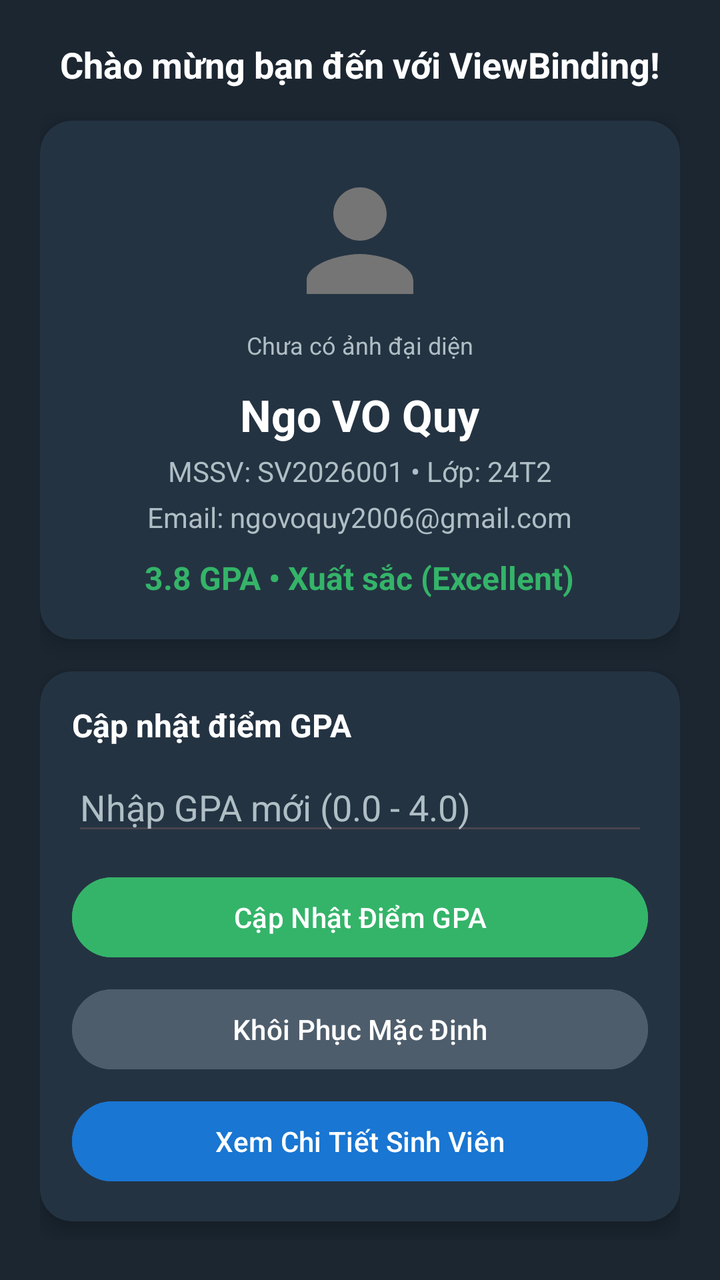
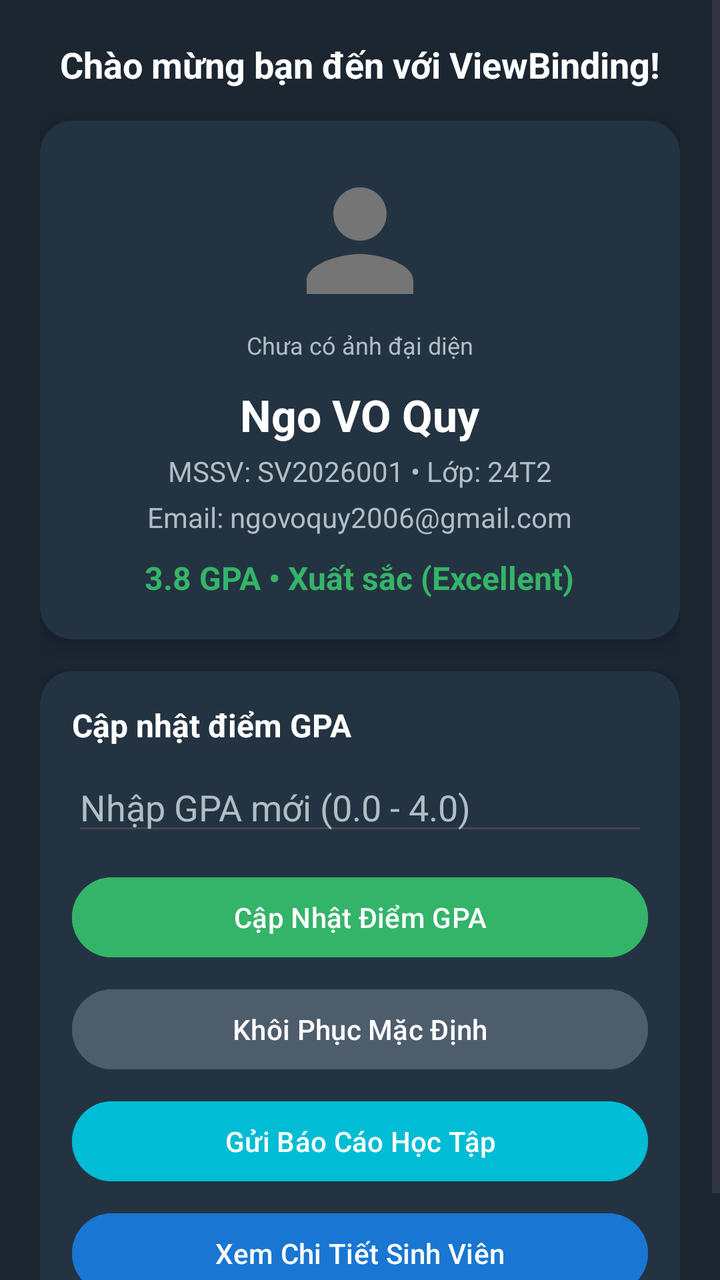

Screens rendered from an Android XML layout before and after an edit, with the pre-edit source and the edit as a unified diff.
<!-- AndroidManifest.xml: application theme Theme.StudentProfile -->
<!-- res/layout/activity_main.xml -->
<?xml version="1.0" encoding="utf-8"?>
<ScrollView xmlns:android="http://schemas.android.com/apk/res/android"
    xmlns:app="http://schemas.android.com/apk/res-auto"
    xmlns:tools="http://schemas.android.com/tools"
    android:id="@+id/main"
    android:layout_width="match_parent"
    android:layout_height="match_parent"
    android:background="@color/bg_app"
    android:fillViewport="true"
    tools:context=".MainActivity">

    <LinearLayout
        android:layout_width="match_parent"
        android:layout_height="wrap_content"
        android:orientation="vertical"
        android:padding="20dp">

        
        <TextView
            android:id="@+id/tvWelcome"
            android:layout_width="wrap_content"
            android:layout_height="wrap_content"
            android:layout_gravity="center_horizontal"
            android:layout_marginBottom="16dp"
            android:text="Chào mừng bạn đến với ViewBinding!"
            android:textColor="@color/white"
            android:textSize="18sp"
            android:textStyle="bold" />

        
        <androidx.cardview.widget.CardView
            android:layout_width="match_parent"
            android:layout_height="wrap_content"
            app:cardBackgroundColor="@color/card_bg"
            app:cardCornerRadius="16dp"
            app:cardElevation="6dp">

            <LinearLayout
                android:layout_width="match_parent"
                android:layout_height="wrap_content"
                android:gravity="center"
                android:orientation="vertical"
                android:padding="20dp">

                <ImageView
                    android:id="@+id/imgAvatar"
                    android:layout_width="80dp"
                    android:layout_height="80dp"
                    android:contentDescription="Avatar"
                    android:src="@drawable/ic_default_avatar" />

                <TextView
                    android:id="@+id/tvAvatarStatus"
                    android:layout_width="wrap_content"
                    android:layout_height="wrap_content"
                    android:layout_marginTop="4dp"
                    android:text="Chưa có ảnh đại diện"
                    android:textColor="@color/text_secondary"
                    android:textSize="12sp" />

                <TextView
                    android:id="@+id/tvStudentName"
                    android:layout_width="wrap_content"
                    android:layout_height="wrap_content"
                    android:layout_marginTop="12dp"
                    android:text="Ngo VO Quy"
                    android:textColor="@color/white"
                    android:textSize="22sp"
                    android:textStyle="bold" />

                <TextView
                    android:id="@+id/tvStudentDetails"
                    android:layout_width="wrap_content"
                    android:layout_height="wrap_content"
                    android:layout_marginTop="4dp"
                    android:text="MSSV: SV2026001 • Lớp: 24T2"
                    android:textColor="@color/text_secondary"
                    android:textSize="14sp" />

                <TextView
                    android:id="@+id/tvStudentEmail"
                    android:layout_width="wrap_content"
                    android:layout_height="wrap_content"
                    android:layout_marginTop="4dp"
                    android:text="Email: ngovoquy2006@gmail.com"
                    android:textColor="@color/text_secondary"
                    android:textSize="14sp" />

                <TextView
                    android:id="@+id/tvGpaBadge"
                    android:layout_width="wrap_content"
                    android:layout_height="wrap_content"
                    android:layout_marginTop="10dp"
                    android:text="3.8 GPA • Xuất sắc (Excellent)"
                    android:textColor="@color/btn_update"
                    android:textSize="16sp"
                    android:textStyle="bold" />

            </LinearLayout>
        </androidx.cardview.widget.CardView>

        
        <androidx.cardview.widget.CardView
            android:layout_width="match_parent"
            android:layout_height="wrap_content"
            android:layout_marginTop="16dp"
            app:cardBackgroundColor="@color/card_bg"
            app:cardCornerRadius="16dp"
            app:cardElevation="6dp">

            <LinearLayout
                android:layout_width="match_parent"
                android:layout_height="wrap_content"
                android:orientation="vertical"
                android:padding="16dp">

                <TextView
                    android:layout_width="wrap_content"
                    android:layout_height="wrap_content"
                    android:text="Cập nhật điểm GPA"
                    android:textColor="@color/white"
                    android:textSize="16sp"
                    android:textStyle="bold" />

                <EditText
                    android:id="@+id/edtGpaInput"
                    android:layout_width="match_parent"
                    android:layout_height="wrap_content"
                    android:layout_marginTop="8dp"
                    android:hint="Nhập GPA mới (0.0 - 4.0)"
                    android:inputType="numberDecimal"
                    android:textColor="@color/white"
                    android:textColorHint="@color/text_secondary" />

                <TextView
                    android:id="@+id/tvPreviewRanking"
                    android:layout_width="wrap_content"
                    android:layout_height="wrap_content"
                    android:layout_marginTop="4dp"
                    android:text="Dự kiến: Xuất sắc (Excellent)"
                    android:textColor="@color/preview_blue"
                    android:textSize="14sp"
                    android:visibility="gone" />

                <Button
                    android:id="@+id/btnUpdateGpa"
                    android:layout_width="match_parent"
                    android:layout_height="wrap_content"
                    android:layout_marginTop="12dp"
                    android:backgroundTint="@color/btn_update"
                    android:text="Cập Nhật Điểm GPA"
                    android:textColor="@color/white" />

                <Button
                    android:id="@+id/btnReset"
                    android:layout_width="match_parent"
                    android:layout_height="wrap_content"
                    android:layout_marginTop="8dp"
                    android:backgroundTint="@color/btn_reset"
                    android:text="Khôi Phục Mặc Định"
                    android:textColor="@color/white" />

                <ProgressBar
                    android:id="@+id/progressBar"
                    android:layout_width="wrap_content"
                    android:layout_height="wrap_content"
                    android:layout_gravity="center_horizontal"
                    android:layout_marginTop="12dp"
                    android:visibility="gone" />

                <Button
                    android:id="@+id/btnUpdate"
                    android:layout_width="match_parent"
                    android:layout_height="wrap_content"
                    android:layout_marginTop="8dp"
                    android:backgroundTint="#1976D2"
                    android:text="Xem Chi Tiết Sinh Viên"
                    android:textColor="@color/white" />

            </LinearLayout>
        </androidx.cardview.widget.CardView>

    </LinearLayout>
</ScrollView>
<!-- resources referenced by this layout -->
<resources>
  <color name="bg_app">#1B2631</color>
  <color name="btn_reset">#4E5D6C</color>
  <color name="btn_update">#34B469</color>
  <color name="card_bg">#243342</color>
  <color name="preview_blue">#64B5F6</color>
  <color name="text_secondary">#B0BEC5</color>
  <color name="white">#FFFFFFFF</color>
  <!-- drawable ic_default_avatar (drawable) -->
  <vector xmlns:android="http://schemas.android.com/apk/res/android"
      android:width="96dp"
      android:height="96dp"
      android:viewportWidth="24"
      android:viewportHeight="24">
    <path
        android:fillColor="#FF757575"
        android:pathData="M12,12c2.21,0 4,-1.79 4,-4s-1.79,-4 -4,-4 -4,1.79 -4,4 1.79,4 4,4zM12,14c-2.67,0 -8,1.34 -8,4v2h16v-2c0,-2.66 -5.33,-4 -8,-4z"/>
  </vector>
  <style name="Theme.StudentProfile" parent="Base.Theme.StudentProfile" />
  <style name="Base.Theme.StudentProfile" parent="Theme.Material3.DayNight.NoActionBar">
          
          
      </style>
</resources>

<!-- the commit's change to res/layout/activity_main.xml (unified diff, before → after) -->
@@ -160,6 +160,15 @@
                     android:text="Khôi Phục Mặc Định"
                     android:textColor="@color/white" />
 
+                <Button
+                    android:id="@+id/btnSendReport"
+                    android:layout_width="match_parent"
+                    android:layout_height="wrap_content"
+                    android:layout_marginTop="8dp"
+                    android:backgroundTint="@color/btn_email"
+                    android:text="Gửi Báo Cáo Học Tập"
+                    android:textColor="@color/white" />
+
                 <ProgressBar
                     android:id="@+id/progressBar"
                     android:layout_width="wrap_content"
<!-- resource entries referenced after the edit -->
@@ -1,6 +1,7 @@
 <!-- resources referenced by this layout -->
 <resources>
   <color name="bg_app">#1B2631</color>
+  <color name="btn_email">#00BCD4</color>
   <color name="btn_reset">#4E5D6C</color>
   <color name="btn_update">#34B469</color>
   <color name="card_bg">#243342</color>
